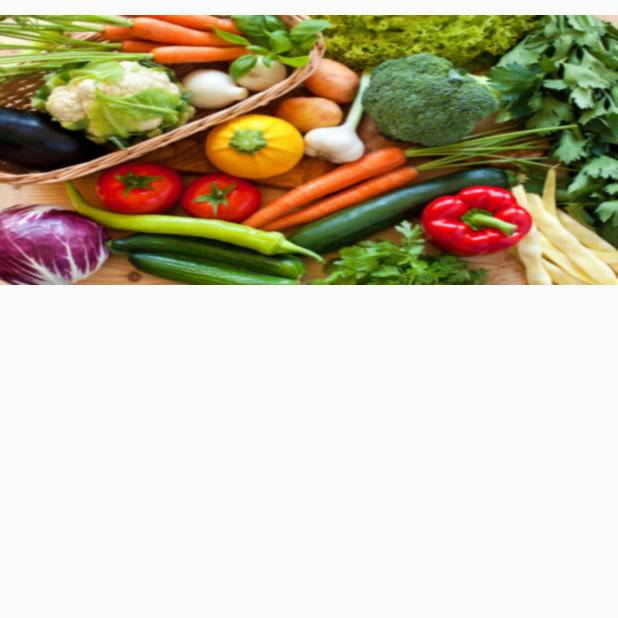
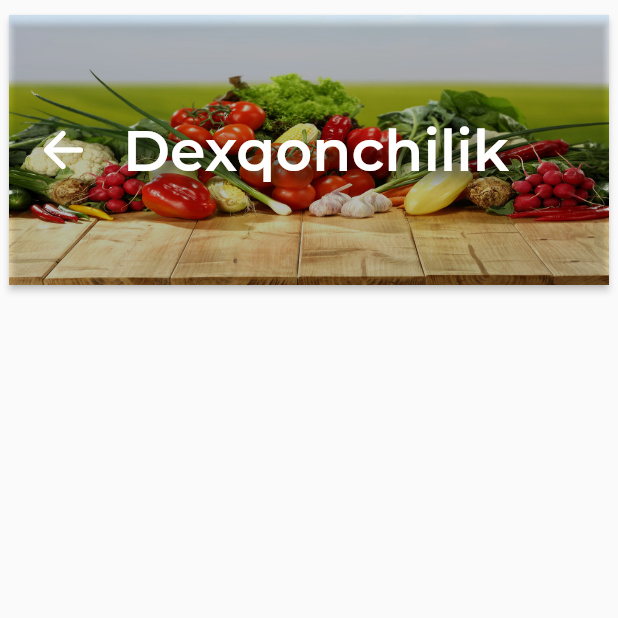
Before and after one commit to axadulin/agro, a Flutter app: the AgronomyMain screen opened directly, on a phone screen of 412 x 824 dp, the top half of it. Run offline on Flutter 3.47's test engine with Material 2 defaults, Android fonts, the phone set to English and light mode, and no system bars; our stand-ins replace equatable, flutter_bloc, flutter_screenutil, simple_animations; missing offline and left inert: swipedetector; generated files the repository leaves out were written again.

Commit message:
Rim Amsterdam boy

```diff
--- a/lib/AgronomyMain.dart
+++ b/lib/AgronomyMain.dart
@@ -1,12 +1,9 @@
 import 'package:flutter/material.dart';
+import 'package:flutter/widgets.dart';
 import 'package:flutter_screenutil/flutter_screenutil.dart';
 
 
 class AgronomyMain extends StatelessWidget {
-
-
-
-
 
   @override
   Widget build(BuildContext context) {
@@ -17,13 +14,54 @@ class AgronomyMain extends StatelessWidget {
       body:
       Column(
         children: [
+          Stack(
+          alignment: const Alignment(0.6, 0.6),
+      children: [
         Container(
         margin: const EdgeInsets.only(top: 10.0),
+        width: 400,
         height: 180,
         decoration: BoxDecoration(
             image: DecorationImage(
                 image: AssetImage('assets/images/categories/agronomy.png'),
                 fit: BoxFit.fill)),
+          child: RaisedButton(
+            color: Colors.transparent,
+            onPressed: () { Navigator.pop(
+              context,
+            ); },
+            child: Row(
+              children: [
+
+                Icon(Icons.arrow_back_rounded, color: Colors.white,size: 40,),
+               Padding(
+                   padding: EdgeInsets.only(left:20),
+                child: Text("Dexqonchilik",
+
+                  style: TextStyle(
+                      shadows: [
+                        Shadow(
+                          blurRadius: 10.0,
+                          color: Colors.black87,
+                          offset: Offset(5.0, 5.0),
+                        ),
+                      ],
+
+                      fontSize: 38,
+                      color: Colors.white,
+                      fontFamily: "Montserrat",
+                      fontWeight: FontWeight.w600),
+                  textAlign: TextAlign.center,
+                ),),
+              ],
+            ),
+          ),
+        ),
+      ],
+    ),
+          Container(
+
+
           ),
 
 
```
Also changed, not shown: lib/HomeScreen.dart (+28 -16 lines), assets/images/categories/agronomy.png. Lines whose indentation alone changed are shown as unchanged.
